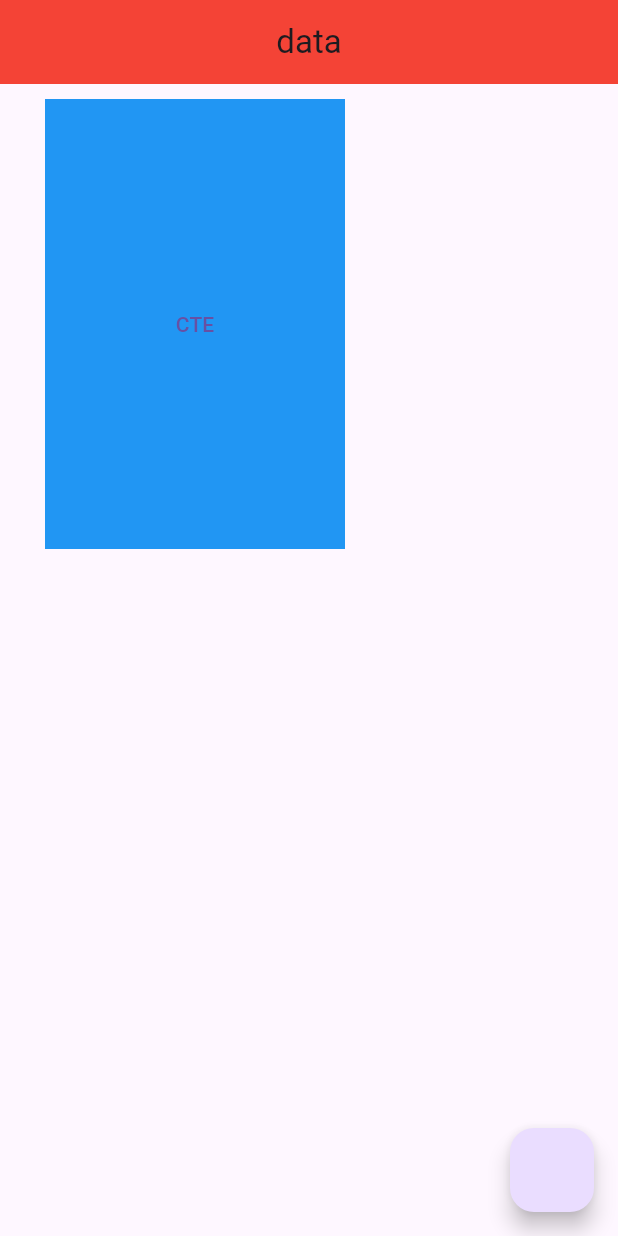
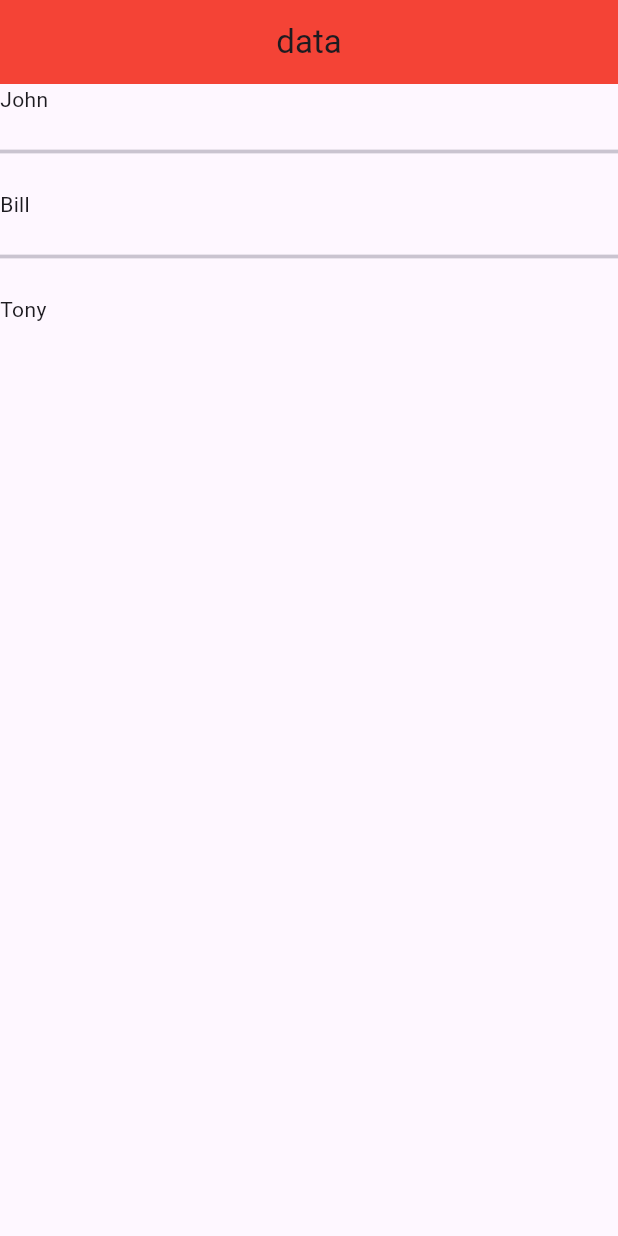
Before and after one commit to arjav1528/CTE-Intro-To-Flutter, a Flutter app: the screen it shows after launch, on a phone screen of 412 x 824 dp. Run offline on Flutter 3.47's test engine with Material 3 defaults, Android fonts, the phone set to English and light mode, and no system bars.

Commit message:
First Commit

```diff
--- a/lib/main.dart
+++ b/lib/main.dart
@@ -9,6 +9,7 @@ class MyApp extends StatelessWidget {
 
   @override
   Widget build(BuildContext context) {
+    var arrNames=['John','Bill','Tony'];
     return MaterialApp(
       home: Scaffold(
         appBar: AppBar(
@@ -17,28 +18,17 @@ class MyApp extends StatelessWidget {
           centerTitle: true ,
 
         ),
-        body: Padding(
-          padding: const EdgeInsets.fromLTRB(30, 10, 30, 40),
-          child: Container(
-            height: 300,
-            width: 200,
-            decoration: const BoxDecoration(
-              color: Colors.blue
-            ),
-            child: TextButton(
-              onPressed: (){
-                print('Text Button Pressed');
-              },
-              child: const Text('CTE'),
-            )
-            ,
-          ),
-        ),
-        floatingActionButton: FloatingActionButton(
-          onPressed: (){
-            print('Button Pressed');
-          },
-        ),
+        body: ListView.separated(
+            itemBuilder: (context, index) {
+              return Text(arrNames[index]);
+            },
+            separatorBuilder: (context, index) {
+              return const Divider(
+                height: 50,
+                thickness: 2.5,
+              );
+            },
+            itemCount: arrNames.length)
 
       ),
     );
--- a/pubspec.yaml
+++ b/pubspec.yaml
@@ -52,6 +52,8 @@ dev_dependencies:
 
 # The following section is specific to Flutter packages.
 flutter:
+  assets:
+    - assets/
 
   # The following line ensures that the Material Icons font is
   # included with your application, so that you can use the icons in
```
Also changed, not shown: assets/sky.jpeg (added).
